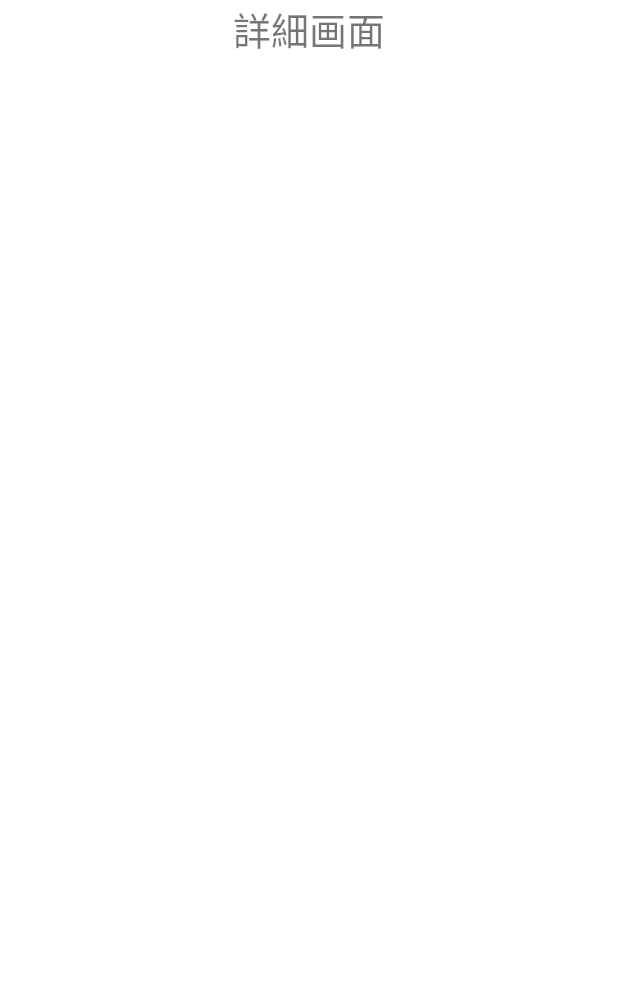
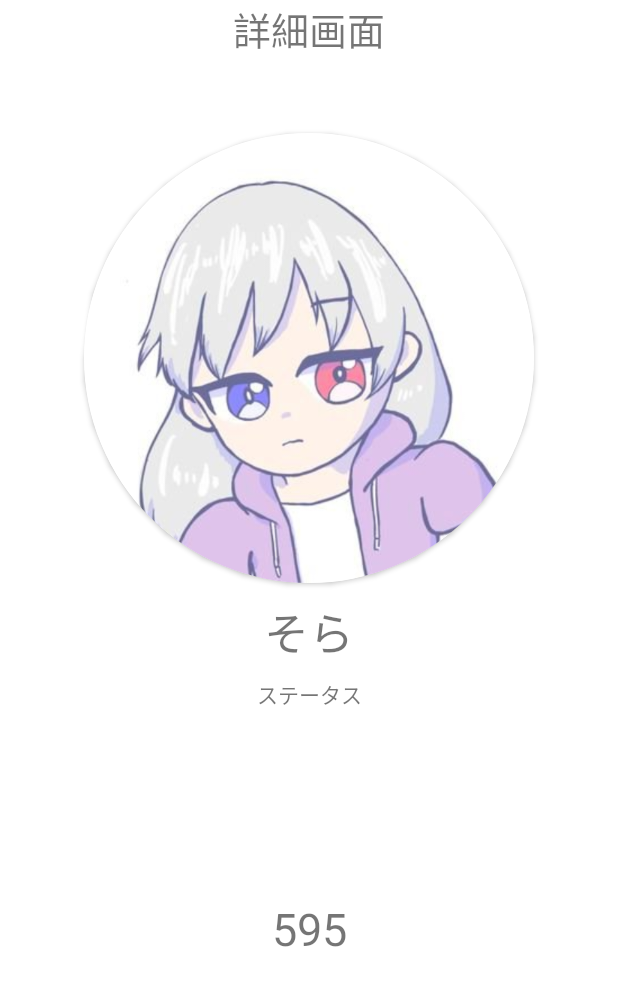
Before and after one commit to Sorasky4/android-practice, an Android app: the layout activity_friend_detail.xml on its own in the app's theme, with its tools: preview values and no code run, on a phone screen of 412 x 824 dp. Shown: the top 986 px of the screen. Run offline under Robolectric (Android 15) with nearby library versions, the phone set to English and light mode, and no system bars.

Commit message:
feat: add contextMenu and round icon

```diff
--- a/app/build.gradle
+++ b/app/build.gradle
@@ -37,6 +37,7 @@ dependencies {
     implementation 'androidx.appcompat:appcompat:1.3.1'
     implementation 'com.google.android.material:material:1.4.0'
     implementation 'androidx.constraintlayout:constraintlayout:2.1.0'
+    implementation 'androidx.cardview:cardview:1.0.0'
     implementation 'com.stephentuso:welcome:1.4.1'
     implementation 'androidx.legacy:legacy-support-v4:1.0.0'
     implementation 'com.android.support:design:28.0.0'
--- a/app/src/main/res/layout/activity_friend_detail.xml
+++ b/app/src/main/res/layout/activity_friend_detail.xml
@@ -15,27 +15,60 @@
         app:layout_constraintEnd_toEndOf="parent"
         app:layout_constraintStart_toStartOf="parent"
         app:layout_constraintTop_toTopOf="parent"
-        app:layout_constraintVertical_chainStyle="spread"/>
+        app:layout_constraintVertical_chainStyle="spread" />
+
+    <androidx.cardview.widget.CardView
+        android:id="@+id/ivFriendIconPosition"
+        android:layout_width="wrap_content"
+        android:layout_height="300dp"
+        android:layout_marginTop="50dp"
+        app:cardCornerRadius="150dp"
+        app:layout_constraintEnd_toEndOf="parent"
+        app:layout_constraintStart_toStartOf="parent"
+        app:layout_constraintTop_toBottomOf="@id/tvDetail">
+
+        <ImageView
+            android:id="@+id/ivFriendIcon"
+            android:layout_width="match_parent"
+            android:layout_height="match_parent"
+            android:adjustViewBounds="true"
+            android:scaleType="fitCenter"
+            app:srcCompat="@drawable/sora_icon" />
+
+    </androidx.cardview.widget.CardView>
 
     <TextView
         android:id="@+id/tvFriendName"
         android:layout_width="wrap_content"
         android:layout_height="wrap_content"
+        android:layout_marginTop="10dp"
+        android:text="そら"
         android:textSize="30sp"
+        app:layout_constraintEnd_toEndOf="parent"
         app:layout_constraintStart_toStartOf="parent"
+        app:layout_constraintTop_toBottomOf="@id/ivFriendIconPosition" />
+
+    <TextView
+        android:id="@+id/tvFriendStatus"
+        android:layout_width="wrap_content"
+        android:layout_height="wrap_content"
+        android:layout_marginTop="8dp"
+        android:text="ステータス"
         app:layout_constraintEnd_toEndOf="parent"
-        app:layout_constraintTop_toBottomOf="@id/tvDetail"
-        app:layout_constraintBottom_toTopOf="@id/tvFriendLocation"/>
+        app:layout_constraintStart_toStartOf="parent"
+        app:layout_constraintTop_toBottomOf="@id/tvFriendName" />
 
     <TextView
         android:id="@+id/tvFriendLocation"
         android:layout_width="wrap_content"
         android:layout_height="wrap_content"
         android:textSize="30sp"
+        android:text="595"
+        android:paddingBottom="60dp"
         app:layout_constraintStart_toStartOf="parent"
         app:layout_constraintEnd_toEndOf="parent"
         app:layout_constraintBottom_toBottomOf="parent"
-        app:layout_constraintTop_toBottomOf="@id/tvFriendName" />
+        app:layout_constraintTop_toBottomOf="@id/tvFriendStatus" />
 
 
 
--- a/app/src/main/res/values/strings.xml
+++ b/app/src/main/res/values/strings.xml
@@ -21,4 +21,7 @@
     <string name="friend_list_options_free">今暇な人</string>
     <string name="friend_list_options_busy">忙しい人</string>
     <string name="friend_list_options_offline">学内にいない人</string>
+    <string name="friend_list_context_detail">詳細を表示</string>
+    <string name="friend_list_context_stay">滞在時間を表示</string>
+    <string name="friend_list_context_header">何が見たい？</string>
 </resources>
```
Also changed, not shown: app/src/main/java/com/websarva/wings/android/androidpractice/FriendDetailActivity.kt (+7 -0 lines), app/src/main/java/com/websarva/wings/android/androidpractice/MainActivity.kt (+44 -0 lines), app/src/main/res/layout/inline_list_item_2.xml (+15 -7 lines), app/src/main/res/menu/menu_context_friend_list.xml (added, +10 -0 lines).
